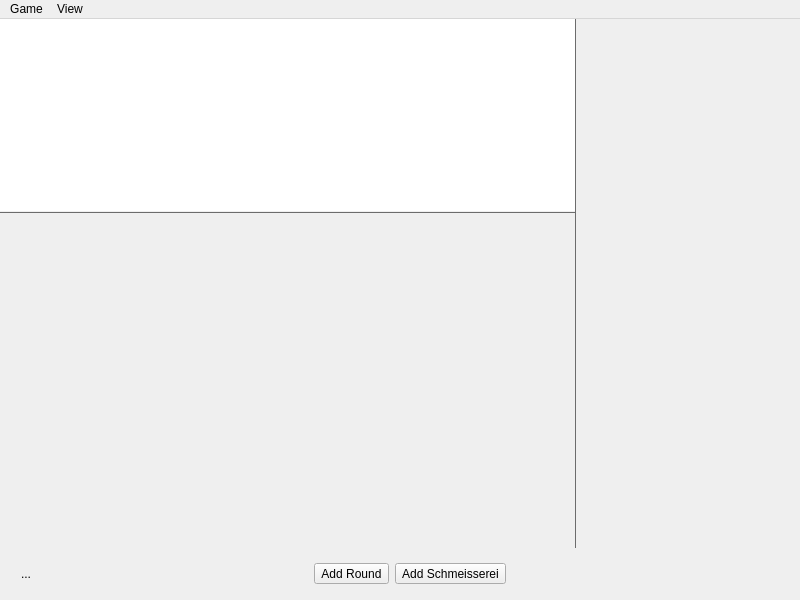
The window that src/ui/game/gamewindow.ui (lbproductions/psnewmodel) describes before a commit, drawn with Qt 5.
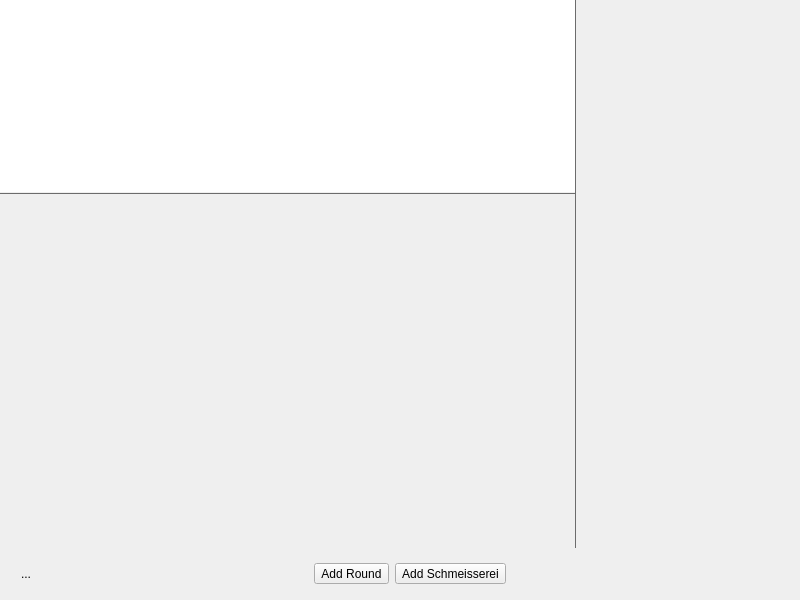
The same window after the commit. Icons and pictures are not drawn. Custom widgets are drawn as their Qt base class.

Commit message: Added a drinks model and information dialog. added a global menu bar.

```diff
--- a/src/ui/game/gamewindow.ui
+++ b/src/ui/game/gamewindow.ui
@@ -135,7 +135,7 @@
              <x>0</x>
              <y>0</y>
              <width>597</width>
-             <height>330</height>
+             <height>352</height>
             </rect>
            </property>
            <layout class="QHBoxLayout" name="horizontalLayout_3" stretch="0,0">
@@ -313,32 +313,6 @@
     </item>
    </layout>
   </widget>
-  <widget class="QMenuBar" name="menubar">
-   <property name="geometry">
-    <rect>
-     <x>0</x>
-     <y>0</y>
-     <width>800</width>
-     <height>22</height>
-    </rect>
-   </property>
-   <widget class="QMenu" name="menuGame">
-    <property name="title">
-     <string>Game</string>
-    </property>
-    <addaction name="actionPlayPause"/>
-    <addaction name="actionAdd_round"/>
-    <addaction name="actionAdd_schmeisserei"/>
-   </widget>
-   <widget class="QMenu" name="menuView">
-    <property name="title">
-     <string>View</string>
-    </property>
-    <addaction name="actionToggleSidebar"/>
-   </widget>
-   <addaction name="menuGame"/>
-   <addaction name="menuView"/>
-  </widget>
   <action name="actionPlayPause">
    <property name="icon">
     <iconset resource="../../resource/statusbar/statusbar.qrc">
```
The commit also changes 21 other files.
